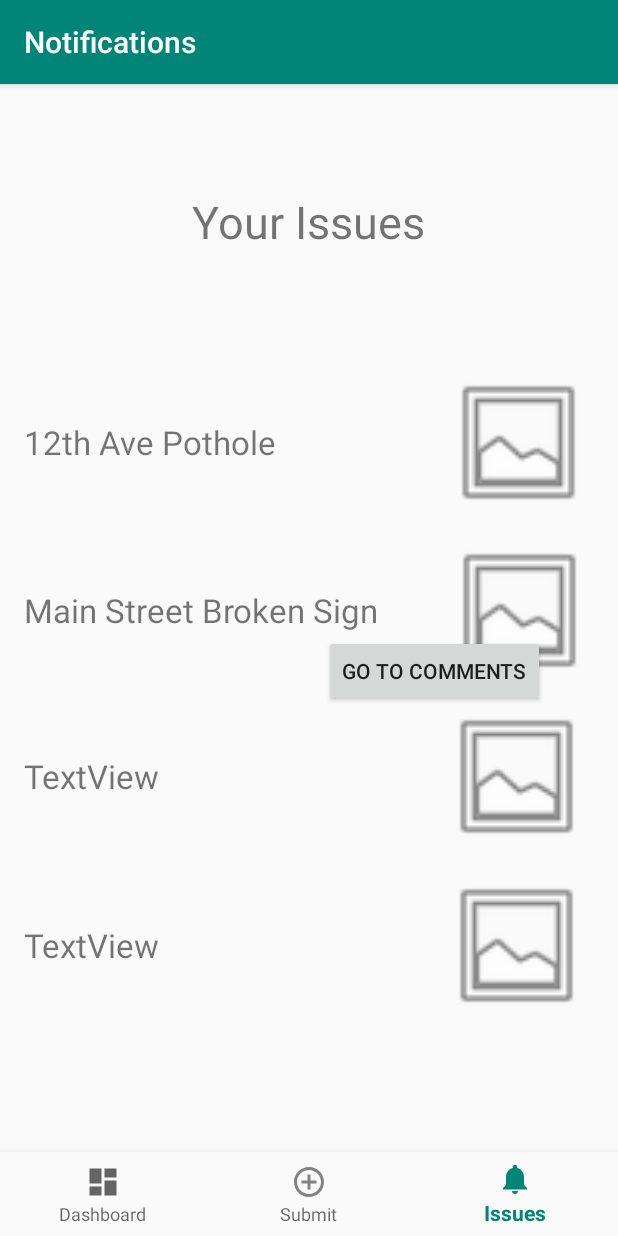
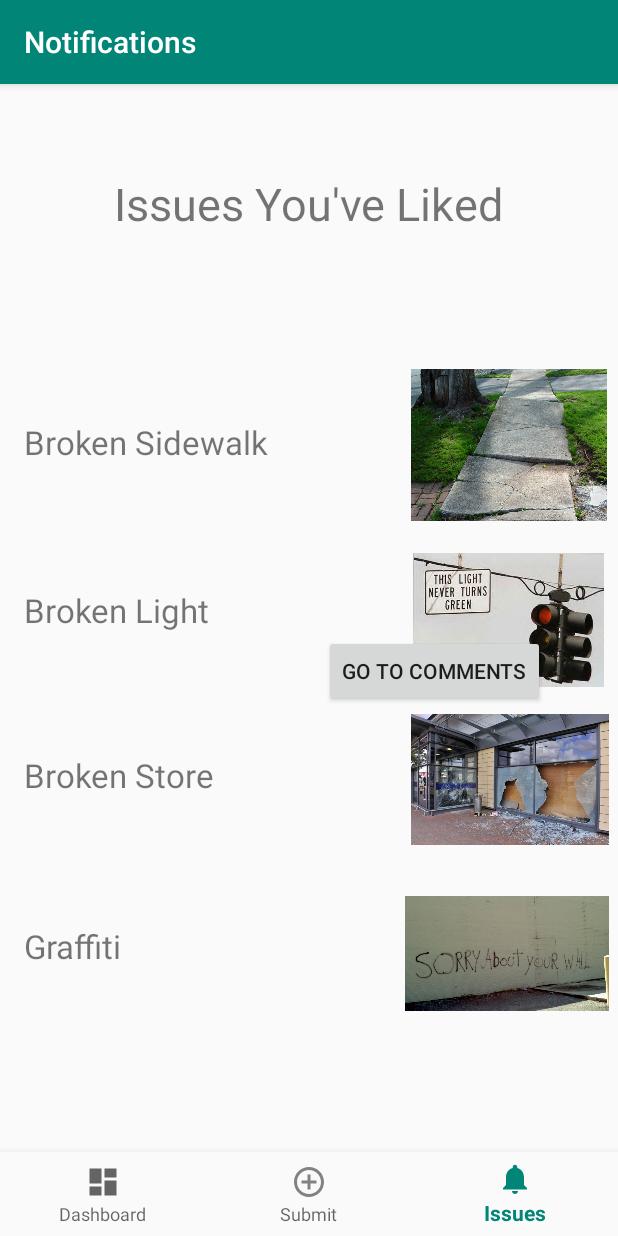
Before and after one commit to qwright/CiviSwipe, an Android app: the NotificationsFragment screen opened through its navigation route, on a phone screen of 412 x 824 dp. Run offline under Robolectric (Android 15) with nearby library versions, the phone set to English and light mode, and no system bars; our stand-ins replace navigation-ui.

Commit message:
My Previous Issues Page now links to Issue Details page

```diff
--- a/app/src/main/AndroidManifest.xml
+++ b/app/src/main/AndroidManifest.xml
@@ -9,7 +9,8 @@
         android:roundIcon="@mipmap/ic_launcher_round"
         android:supportsRtl="true"
         android:theme="@style/AppTheme">
-        <activity android:name=".commentThread"></activity>
+        <activity android:name=".ui.notifications.IssueDetails"></activity>
+        <activity android:name=".commentThread" />
         <activity android:name=".SubmitIssue" />
         <activity
             android:name=".MainActivity"
--- a/app/src/main/java/com/example/civiswipe/MainActivity.java
+++ b/app/src/main/java/com/example/civiswipe/MainActivity.java
@@ -18,6 +18,7 @@ import static com.example.civiswipe.R.id.commentsButton;
 public class MainActivity extends AppCompatActivity {
 
     Button commentButton;
+
 
     @Override
     protected void onCreate(Bundle savedInstanceState) {
--- a/app/src/main/java/com/example/civiswipe/ui/notifications/NotificationsFragment.java
+++ b/app/src/main/java/com/example/civiswipe/ui/notifications/NotificationsFragment.java
@@ -1,5 +1,6 @@
 package com.example.civiswipe.ui.notifications;
 
+import android.content.Intent;
 import android.os.Bundle;
 import android.view.LayoutInflater;
 import android.view.View;
@@ -12,14 +13,17 @@ import androidx.fragment.app.Fragment;
 import androidx.lifecycle.Observer;
 import androidx.lifecycle.ViewModelProviders;
 
+import com.example.civiswipe.MainActivity;
 import com.example.civiswipe.R;
+import com.example.civiswipe.commentThread;
 
-public class NotificationsFragment extends Fragment {
-
+public class NotificationsFragment extends Fragment implements View.OnClickListener{
+    TextView issue;
     private NotificationsViewModel notificationsViewModel;
-
+    Intent intent;
     public View onCreateView(@NonNull LayoutInflater inflater,
                              ViewGroup container, Bundle savedInstanceState) {
+
         notificationsViewModel =
                 ViewModelProviders.of(this).get(NotificationsViewModel.class);
         View root = inflater.inflate(R.layout.fragment_notifications, container, false);
@@ -28,8 +32,16 @@ public class NotificationsFragment extends Fragment {
             @Override
             public void onChanged(@Nullable String s) {
                 textView.setText(s);
-            }
-        });*/
+            }*/
+        intent = new Intent(getActivity(), IssueDetails.class);
+        issue = root.findViewById(R.id.issue1);
+        issue.setOnClickListener(this);
         return root;
+
+    }
+
+    @Override
+    public void onClick(View v) {
+        startActivity(intent);
     }
 }
--- a/app/src/main/res/layout/fragment_notifications.xml
+++ b/app/src/main/res/layout/fragment_notifications.xml
@@ -5,59 +5,11 @@
     android:layout_width="match_parent"
     android:layout_height="match_parent">
 
-    <ImageView
-        android:id="@+id/imageView4"
-        android:layout_width="99dp"
-        android:layout_height="102dp"
-        app:layout_constraintBottom_toBottomOf="parent"
-        app:layout_constraintEnd_toEndOf="parent"
-        app:layout_constraintHorizontal_bias="0.942"
-        app:layout_constraintStart_toStartOf="parent"
-        app:layout_constraintTop_toTopOf="parent"
-        app:layout_constraintVertical_bias="0.766"
-        app:srcCompat="@android:drawable/ic_menu_gallery" />
-
-    <ImageView
-        android:id="@+id/imageView5"
-        android:layout_width="99dp"
-        android:layout_height="102dp"
-        app:layout_constraintBottom_toBottomOf="parent"
-        app:layout_constraintEnd_toEndOf="parent"
-        app:layout_constraintHorizontal_bias="0.942"
-        app:layout_constraintStart_toStartOf="parent"
-        app:layout_constraintTop_toTopOf="parent"
-        app:layout_constraintVertical_bias="0.581"
-        app:srcCompat="@android:drawable/ic_menu_gallery" />
-
-    <ImageView
-        android:id="@+id/imageView6"
-        android:layout_width="99dp"
-        android:layout_height="102dp"
-        app:layout_constraintBottom_toBottomOf="parent"
-        app:layout_constraintEnd_toEndOf="parent"
-        app:layout_constraintHorizontal_bias="0.948"
-        app:layout_constraintStart_toStartOf="parent"
-        app:layout_constraintTop_toTopOf="parent"
-        app:layout_constraintVertical_bias="0.4"
-        app:srcCompat="@android:drawable/ic_menu_gallery" />
-
-    <ImageView
-        android:id="@+id/imageView7"
-        android:layout_width="99dp"
-        android:layout_height="102dp"
-        app:layout_constraintBottom_toBottomOf="parent"
-        app:layout_constraintEnd_toEndOf="parent"
-        app:layout_constraintHorizontal_bias="0.111"
-        app:layout_constraintStart_toEndOf="@+id/issue1"
-        app:layout_constraintTop_toTopOf="parent"
-        app:layout_constraintVertical_bias="0.216"
-        app:srcCompat="@android:drawable/ic_menu_gallery" />
-
     <TextView
         android:id="@+id/title"
         android:layout_width="400dp"
         android:layout_height="46dp"
-        android:text="Your Issues"
+        android:text="Issues You've Liked"
         android:textAlignment="center"
         android:textSize="30dp"
         app:layout_constraintBottom_toBottomOf="parent"
@@ -65,16 +17,17 @@
         app:layout_constraintHorizontal_bias="0.454"
         app:layout_constraintStart_toStartOf="parent"
         app:layout_constraintTop_toTopOf="parent"
-        app:layout_constraintVertical_bias="0.023" />
+        app:layout_constraintVertical_bias="0.005"
+        android:gravity="center_horizontal" />
 
     <TextView
         android:id="@+id/issue1"
-        android:layout_width="278dp"
-        android:layout_height="102dp"
+        android:layout_width="257dp"
+        android:layout_height="103dp"
         android:layout_marginStart="16dp"
         android:layout_marginLeft="16dp"
         android:gravity="center_vertical"
-        android:text="12th Ave Pothole"
+        android:text="Broken Sidewalk"
         android:textSize="22dp"
         app:layout_constraintBottom_toBottomOf="parent"
         app:layout_constraintStart_toStartOf="parent"
@@ -83,12 +36,12 @@
 
     <TextView
         android:id="@+id/issue"
-        android:layout_width="278dp"
-        android:layout_height="102dp"
+        android:layout_width="257dp"
+        android:layout_height="101dp"
         android:layout_marginStart="16dp"
         android:layout_marginLeft="16dp"
         android:gravity="center_vertical"
-        android:text="Main Street Broken Sign"
+        android:text="Broken Light"
         android:textSize="22dp"
         app:layout_constraintBottom_toBottomOf="parent"
         app:layout_constraintStart_toStartOf="parent"
@@ -97,12 +50,12 @@
 
     <TextView
         android:id="@+id/issue2"
-        android:layout_width="278dp"
-        android:layout_height="102dp"
+        android:layout_width="259dp"
+        android:layout_height="103dp"
         android:layout_marginStart="16dp"
         android:layout_marginLeft="16dp"
         android:gravity="center_vertical"
-        android:text="TextView"
+        android:text="Broken Store"
         android:textSize="22dp"
         app:layout_constraintBottom_toBottomOf="parent"
         app:layout_constraintStart_toStartOf="parent"
@@ -111,16 +64,64 @@
 
     <TextView
         android:id="@+id/issue3"
-        android:layout_width="278dp"
-        android:layout_height="102dp"
+        android:layout_width="253dp"
+        android:layout_height="101dp"
         android:layout_marginStart="16dp"
         android:layout_marginLeft="16dp"
         android:gravity="center_vertical"
-        android:text="TextView"
+        android:text="Graffiti"
         android:textSize="22dp"
         app:layout_constraintBottom_toBottomOf="parent"
         app:layout_constraintStart_toStartOf="parent"
         app:layout_constraintTop_toTopOf="parent"
         app:layout_constraintVertical_bias="0.766" />
 
+    <ImageView
+        android:id="@+id/imageView"
+        android:layout_width="132dp"
+        android:layout_height="101dp"
+        app:layout_constraintBottom_toBottomOf="parent"
+        app:layout_constraintEnd_toEndOf="parent"
+        app:layout_constraintHorizontal_bias="0.0"
+        app:layout_constraintStart_toEndOf="@+id/issue1"
+        app:layout_constraintTop_toTopOf="parent"
+        app:layout_constraintVertical_bias="0.219"
+        app:srcCompat="@drawable/broken_sidewalk" />
+
+    <ImageView
+        android:id="@+id/imageView2"
+        android:layout_width="127dp"
+        android:layout_height="108dp"
+        app:layout_constraintBottom_toBottomOf="parent"
+        app:layout_constraintEnd_toEndOf="parent"
+        app:layout_constraintHorizontal_bias="0.181"
+        app:layout_constraintStart_toEndOf="@+id/issue"
+        app:layout_constraintTop_toTopOf="parent"
+        app:layout_constraintVertical_bias="0.409"
+        app:srcCompat="@drawable/broken_light" />
+
+    <ImageView
+        android:id="@+id/imageView3"
+        android:layout_width="132dp"
+        android:layout_height="98dp"
+        app:layout_constraintBottom_toBottomOf="parent"
+        app:layout_constraintEnd_toEndOf="parent"
+        app:layout_constraintHorizontal_bias="0.978"
+        app:layout_constraintStart_toStartOf="parent"
+        app:layout_constraintTop_toTopOf="parent"
+        app:layout_constraintVertical_bias="0.584"
+        app:srcCompat="@drawable/broken_store" />
+
+    <ImageView
+        android:id="@+id/imageView4"
+        android:layout_width="136dp"
+        android:layout_height="91dp"
+        app:layout_constraintBottom_toBottomOf="parent"
+        app:layout_constraintEnd_toEndOf="parent"
+        app:layout_constraintHorizontal_bias="0.978"
+        app:layout_constraintStart_toStartOf="parent"
+        app:layout_constraintTop_toTopOf="parent"
+        app:layout_constraintVertical_bias="0.77"
+        app:srcCompat="@drawable/spray_paint" />
+
 </androidx.constraintlayout.widget.ConstraintLayout>
```
Also changed, not shown: app/src/main/java/com/example/civiswipe/ui/notifications/IssueDetails.java (added, +16 -0 lines), app/src/main/res/layout/activity_issue_details.xml (added, +58 -0 lines).
